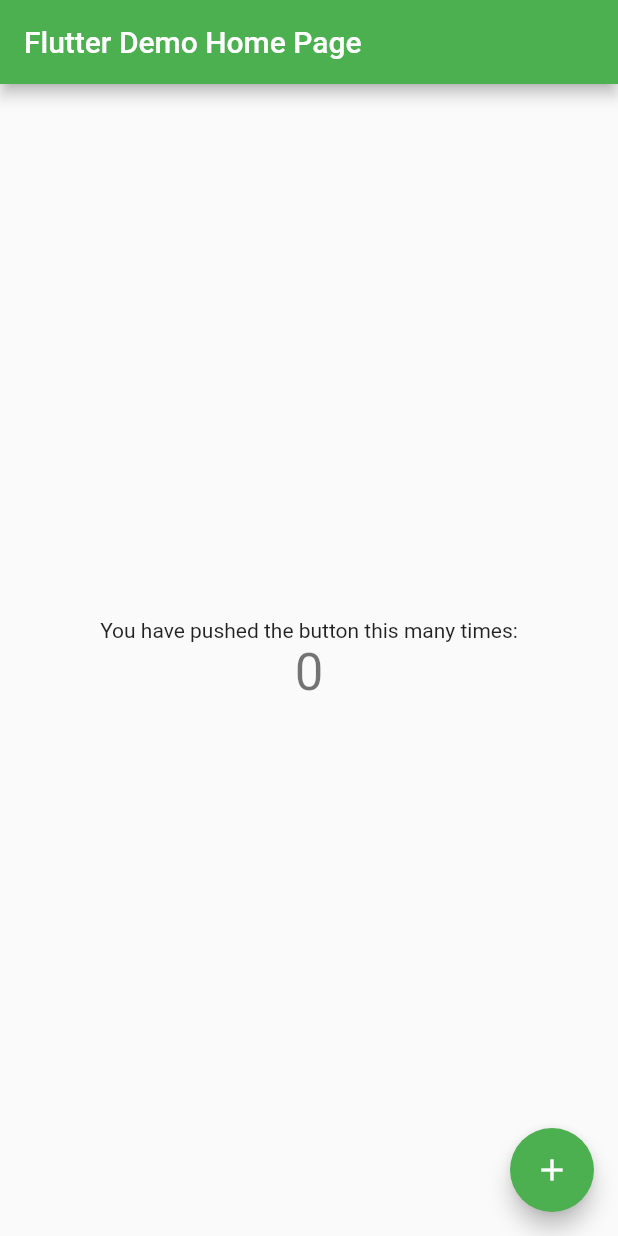
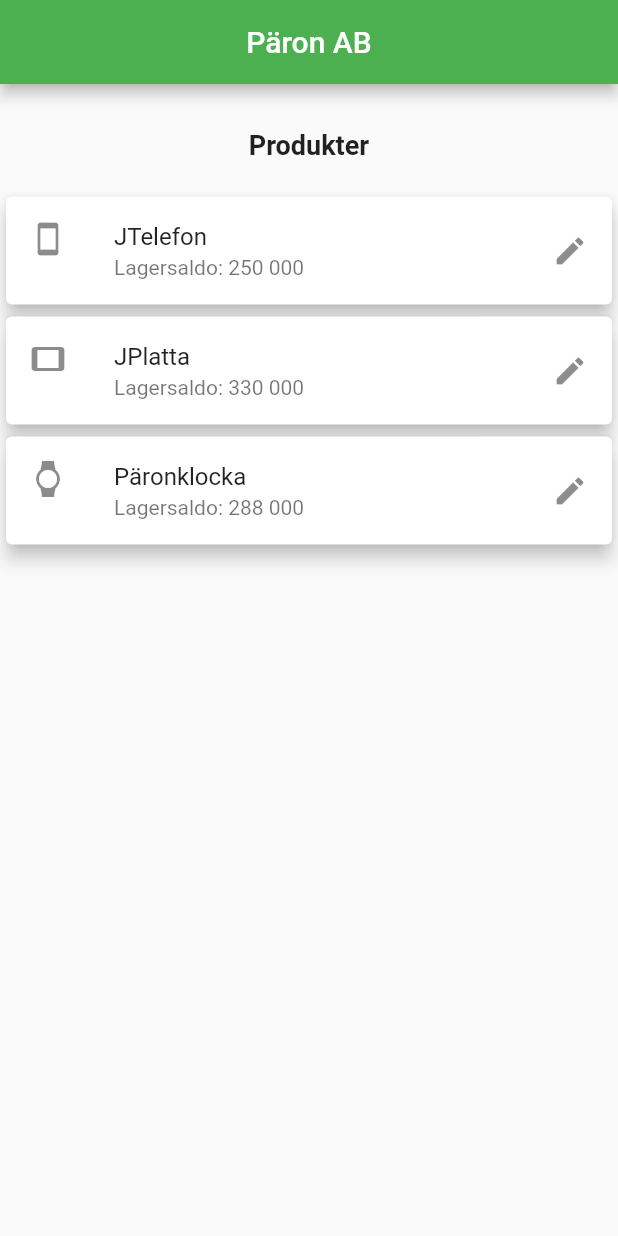
Before and after one commit to berglundlovisa/arbetsprov_paronab, a Flutter app: the screen it shows after launch, on a phone screen of 412 x 824 dp. Run offline on Flutter 3.47's test engine with Material 2 defaults, Android fonts, the phone set to English and light mode, and no system bars.

Commit message:
changed design

```diff
--- a/lib/main.dart
+++ b/lib/main.dart
@@ -24,92 +24,61 @@ class MyApp extends StatelessWidget {
         // is not restarted.
         primarySwatch: Colors.green,
       ),
-      home: const MyHomePage(title: 'Flutter Demo Home Page'),
+      home: const MyHomePage(),
     );
   }
 }
 
-class MyHomePage extends StatefulWidget {
-  const MyHomePage({Key? key, required this.title}) : super(key: key);
+class MyHomePage extends StatelessWidget {
+  const MyHomePage({Key? key}) : super(key: key);
 
-  // This widget is the home page of your application. It is stateful, meaning
-  // that it has a State object (defined below) that contains fields that affect
-  // how it looks.
-
-  // This class is the configuration for the state. It holds the values (in this
-  // case the title) provided by the parent (in this case the App widget) and
-  // used by the build method of the State. Fields in a Widget subclass are
-  // always marked "final".
-
-  final String title;
-
-  @override
-  State<MyHomePage> createState() => _MyHomePageState();
-}
-
-class _MyHomePageState extends State<MyHomePage> {
-  int _counter = 0;
-
-  void _incrementCounter() {
-    setState(() {
-      // This call to setState tells the Flutter framework that something has
-      // changed in this State, which causes it to rerun the build method below
-      // so that the display can reflect the updated values. If we changed
-      // _counter without calling setState(), then the build method would not be
-      // called again, and so nothing would appear to happen.
-      _counter++;
-    });
-  }
-
-  @override
   Widget build(BuildContext context) {
-    // This method is rerun every time setState is called, for instance as done
-    // by the _incrementCounter method above.
-    //
-    // The Flutter framework has been optimized to make rerunning build methods
-    // fast, so that you can just rebuild anything that needs updating rather
-    // than having to individually change instances of widgets.
     return Scaffold(
       appBar: AppBar(
-        // Here we take the value from the MyHomePage object that was created by
-        // the App.build method, and use it to set our appbar title.
-        title: Text(widget.title),
+        centerTitle: true,
+        title: const Text('Päron AB'),
       ),
       body: Center(
-        // Center is a layout widget. It takes a single child and positions it
-        // in the middle of the parent.
         child: Column(
-          // Column is also a layout widget. It takes a list of children and
-          // arranges them vertically. By default, it sizes itself to fit its
-          // children horizontally, and tries to be as tall as its parent.
-          //
-          // Invoke "debug painting" (press "p" in the console, choose the
-          // "Toggle Debug Paint" action from the Flutter Inspector in Android
-          // Studio, or the "Toggle Debug Paint" command in Visual Studio Code)
-          // to see the wireframe for each widget.
-          //
-          // Column has various properties to control how it sizes itself and
-          // how it positions its children. Here we use mainAxisAlignment to
-          // center the children vertically; the main axis here is the vertical
-          // axis because Columns are vertical (the cross axis would be
-          // horizontal).
-          mainAxisAlignment: MainAxisAlignment.center,
-          children: <Widget>[
+          mainAxisAlignment: MainAxisAlignment.start,
+          crossAxisAlignment: CrossAxisAlignment.center,
+          children: [
+            Container(height: 30),
             const Text(
-              'You have pushed the button this many times:',
+              ('Produkter'),
+              style: TextStyle(fontSize: 18, fontWeight: FontWeight.bold),
             ),
-            Text(
-              '$_counter',
-              style: Theme.of(context).textTheme.headline4,
+            Container(height: 20),
+            const Card(
+              elevation: 5,
+              child: ListTile(
+                leading: Icon(Icons.smartphone),
+                title: Text('JTelefon'),
+                subtitle: Text('Lagersaldo: 250 000'),
+                trailing: Icon(Icons.edit),
+              ),
+            ),
+            const Card(
+              elevation: 5,
+              child: ListTile(
+                leading: Icon(Icons.tablet),
+                title: Text('JPlatta'),
+                subtitle: Text('Lagersaldo: 330 000'),
+                trailing: Icon(Icons.edit),
+              ),
+            ),
+            const Card(
+              elevation: 5,
+              child: ListTile(
+                leading: Icon(Icons.watch),
+                title: Text('Päronklocka'),
+                subtitle: Text('Lagersaldo: 288 000'),
+                trailing: Icon(Icons.edit),
+              ),
             ),
           ],
         ),
       ),
-      floatingActionButton: FloatingActionButton(
-        onPressed: _incrementCounter,
-        tooltip: 'Increment',
-        child: const Icon(Icons.add),
-      ), // This trailing comma makes auto-formatting nicer for build methods.
     );
   }
 }
```
